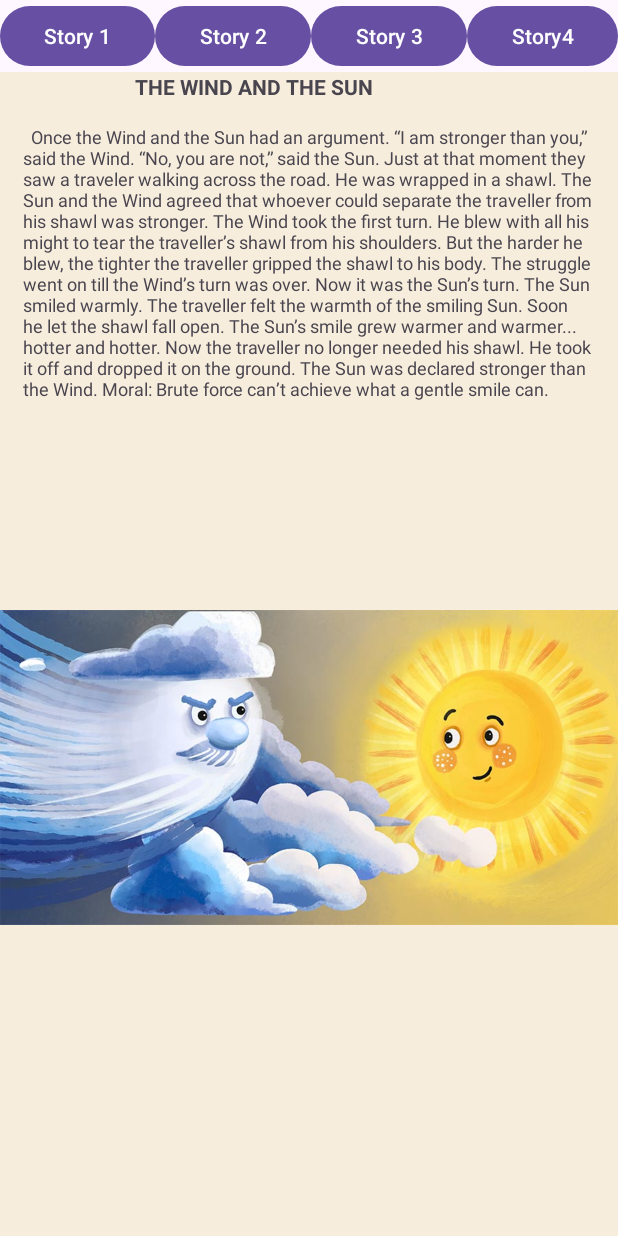
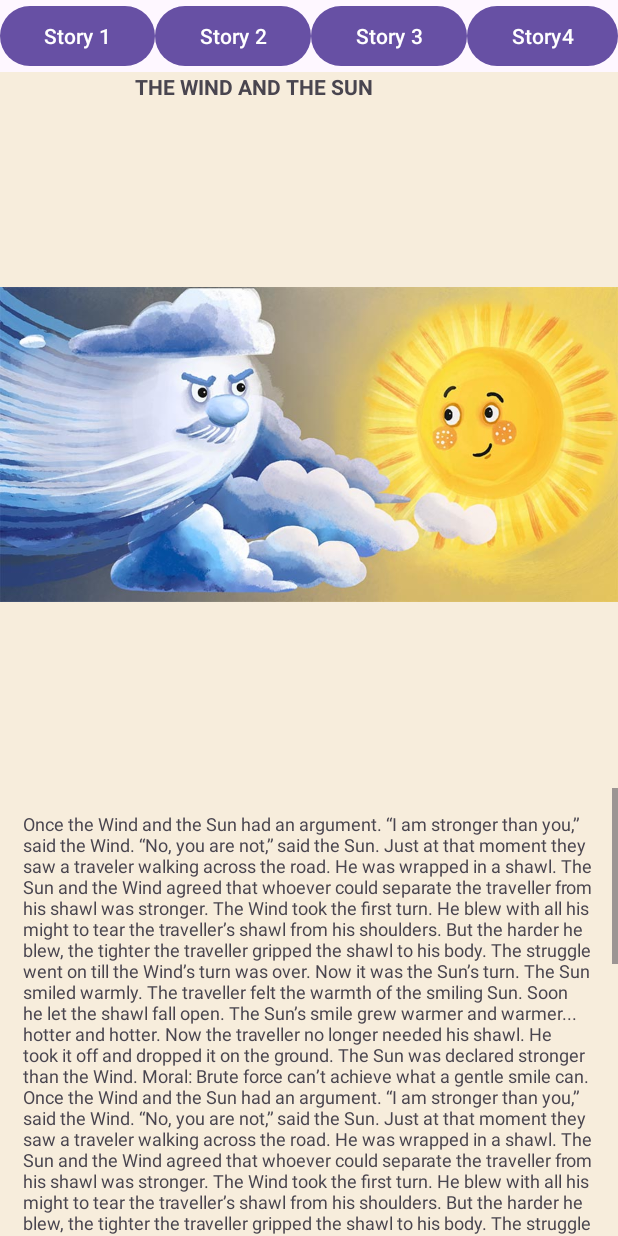
Before and after one commit to GergelyEva/Android-Lab, an Android app: the screen it shows after launch (MainActivity), after a tap on "Story 1", on a phone screen of 412 x 824 dp. Run offline under Robolectric (Android 15) with nearby library versions, the phone set to English and light mode, and no system bars.

Commit message:
modificari la proiecte

```diff
--- a/AndroidLab4Fragment/app/src/main/res/layout/activity_main.xml
+++ b/AndroidLab4Fragment/app/src/main/res/layout/activity_main.xml
@@ -47,6 +47,14 @@
         android:id="@+id/fragment_container"
         android:layout_width="match_parent"
         android:layout_height="0dp"
-        android:layout_weight="1"/>
+        android:layout_weight="1">
+
+        <ImageView
+            android:id="@+id/imageView"
+            android:layout_width="wrap_content"
+            android:layout_height="wrap_content"
+            app:srcCompat="@drawable/bgstories" />
+    </FrameLayout>
+
 
 </LinearLayout>
--- a/AndroidLab4Fragment/app/src/main/res/layout/fragment_story1.xml
+++ b/AndroidLab4Fragment/app/src/main/res/layout/fragment_story1.xml
@@ -1,4 +1,5 @@
 <?xml version="1.0" encoding="utf-8"?>
+
 <LinearLayout xmlns:android="http://schemas.android.com/apk/res/android"
     xmlns:app="http://schemas.android.com/apk/res-auto"
     xmlns:tools="http://schemas.android.com/tools"
@@ -17,19 +18,27 @@ android:background="#F7EDDC">
         android:text="THE WIND AND THE SUN "
         android:textStyle="bold" />
 
+    <ImageView
+        android:id="@+id/imageView2"
+        android:layout_width="wrap_content"
+        android:layout_height="wrap_content"
+        android:src="@drawable/story1" />
+    <ScrollView
+        android:layout_width="match_parent"
+        android:layout_height="match_parent">
 
     <TextView
         android:id="@+id/textView"
         android:layout_width="wrap_content"
         android:layout_height="wrap_content"
         android:padding="15dp"
-        android:text="  Once the Wind and the Sun had an argument. “I am stronger than you,” said the Wind. “No, you are not,” said the Sun. Just at that moment they saw a traveler walking across the road. He was wrapped in a shawl. The Sun and the Wind agreed that whoever could separate the traveller from his shawl was stronger. The Wind took the first turn. He blew with all his might to tear the traveller’s shawl from his shoulders. But the harder he blew, the tighter the traveller gripped the shawl to his body. The struggle went on till the Wind’s turn was over. Now it was the Sun’s turn. The Sun smiled warmly. The traveller felt the warmth of the smiling Sun. Soon he let the shawl fall open. The Sun’s smile grew warmer and warmer... hotter and hotter. Now the traveller no longer needed his shawl. He took it off and dropped it on the ground. The Sun was declared stronger than the Wind. Moral: Brute force can’t achieve what a gentle smile can."
+
+        android:text="Once the Wind and the Sun had an argument. “I am stronger than you,” said the Wind. “No, you are not,” said the Sun. Just at that moment they saw a traveler walking across the road. He was wrapped in a shawl. The Sun and the Wind agreed that whoever could separate the traveller from his shawl was stronger. The Wind took the first turn. He blew with all his might to tear the traveller’s shawl from his shoulders. But the harder he blew, the tighter the traveller gripped the shawl to his body. The struggle went on till the Wind’s turn was over. Now it was the Sun’s turn. The Sun smiled warmly. The traveller felt the warmth of the smiling Sun. Soon he let the shawl fall open. The Sun’s smile grew warmer and warmer... hotter and hotter. Now the traveller no longer needed his shawl. He took it off and dropped it on the ground. The Sun was declared stronger than the Wind. Moral: Brute force can’t achieve what a gentle smile can.
+    Once the Wind and the Sun had an argument. “I am stronger than you,” said the Wind. “No, you are not,” said the Sun. Just at that moment they saw a traveler walking across the road. He was wrapped in a shawl. The Sun and the Wind agreed that whoever could separate the traveller from his shawl was stronger. The Wind took the first turn. He blew with all his might to tear the traveller’s shawl from his shoulders. But the harder he blew, the tighter the traveller gripped the shawl to his body. The struggle went on till the Wind’s turn was over. Now it was the Sun’s turn. The Sun smiled warmly. The traveller felt the warmth of the smiling Sun. Soon he let the shawl fall open. The Sun’s smile grew warmer and warmer... hotter and hotter. Now the traveller no longer needed his shawl. He took it off and dropped it on the ground. The Sun was declared stronger than the Wind. Moral: Brute force can’t achieve what a gentle smile can.
+        Once the Wind and the Sun had an argument. “I am stronger than you,” said the Wind. “No, you are not,” said the Sun. Just at that moment they saw a traveler walking across the road. He was wrapped in a shawl. The Sun and the Wind agreed that whoever could separate the traveller from his shawl was stronger. The Wind took the first turn. He blew with all his might to tear the traveller’s shawl from his shoulders. But the harder he blew, the tighter the traveller gripped the shawl to his body. The struggle went on till the Wind’s turn was over. Now it was the Sun’s turn. The Sun smiled warmly. The traveller felt the warmth of the smiling Sun. Soon he let the shawl fall open. The Sun’s smile grew warmer and warmer... hotter and hotter. Now the traveller no longer needed his shawl. He took it off and dropped it on the ground. The Sun was declared stronger than the Wind. Moral: Brute force can’t achieve what a gentle smile can.
+        Once the Wind and the Sun had an argument. “I am stronger than you,” said the Wind. “No, you are not,” said the Sun. Just at that moment they saw a traveler walking across the road. He was wrapped in a shawl. The Sun and the Wind agreed that whoever could separate the traveller from his shawl was stronger. The Wind took the first turn. He blew with all his might to tear the traveller’s shawl from his shoulders. But the harder he blew, the tighter the traveller gripped the shawl to his body. The struggle went on till the Wind’s turn was over. Now it was the Sun’s turn. The Sun smiled warmly. The traveller felt the warmth of the smiling Sun. Soon he let the shawl fall open. The Sun’s smile grew warmer and warmer... hotter and hotter. Now the traveller no longer needed his shawl. He took it off and dropped it on the ground. The Sun was declared stronger than the Wind. Moral: Brute force can’t achieve what a gentle smile can."
+
         android:textSize="12sp" />
+    </ScrollView>
 
-    <ImageView
-        android:id="@+id/imageView2"
-        android:layout_width="wrap_content"
-        android:layout_height="wrap_content"
-        android:src="@drawable/story1" />
-
-   </LinearLayout>
+</LinearLayout>
--- a/AndroidLab4Fragment/app/src/main/res/layout/fragment_story2.xml
+++ b/AndroidLab4Fragment/app/src/main/res/layout/fragment_story2.xml
@@ -21,10 +21,10 @@
 
     <TextView
         android:id="@+id/textView2"
+        android:layout_width="wrap_content"
+
+        android:layout_height="wrap_content"
         android:padding="15dp"
-
-        android:layout_width="wrap_content"
-        android:layout_height="wrap_content"
         android:text="  There was a villager. He was illiterate. He did not know how to read and write. He often saw people wearing spectacles for reading books or papers. He thought, “If I have spectacles, I can also read like these people. I must go to town and buy a pair of spectacles for myself.” So one day he went to a town. He entered a spectacles shop He asked the shopkeeper for a pair of spectacles for reading. The shopkeeper gave him various pairs of spectacles and a book. The villager tried all the spectacles one by one. But he could not read anything. He told the shopkeeper that all those spectacles were useless for him. The shopkeeper gave him a doubtful look. Then he looked at the book. It was upside down! The shopkeeper said, “Perhaps you don’t know how to read.” The villager said, “No, I don’t. I want to buy spectacles so that I can read like others. But I can’t read with any of these spectacles.” The shopkeeper controlled his laughter with great difficulty when he learnt the real problem of his illiterate customer. He explained to the villager, “My dear friend, you are very ignorant. Spectacles don’t help to read or write. They only help you to see better. First of all you must learn to read and write.” Moral: Ignorance is blindness." />
 
     <ImageView
```
Also changed, not shown: AndroidLab4Fragment/app/src/main/res/drawable/book.jpg (added).
